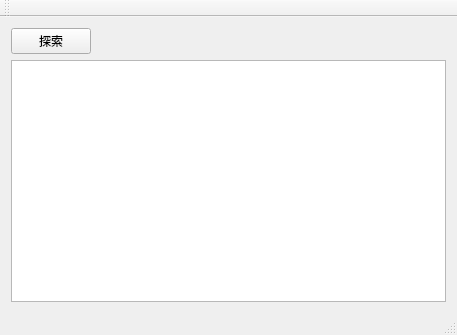
Lilith90s/yys_script, file yys_script/yys_script.ui: the form before one commit.
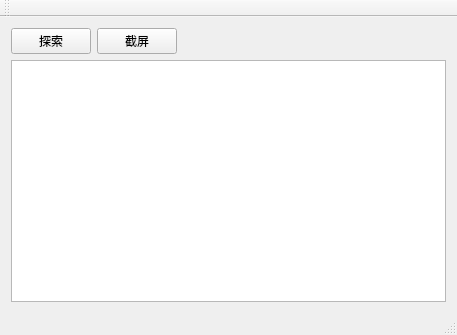
The form after the commit.

```diff
--- a/yys_script/yys_script.ui
+++ b/yys_script/yys_script.ui
@@ -24,6 +24,13 @@
         </property>
        </widget>
       </item>
+      <item>
+       <widget class="QPushButton" name="screenShotsButton">
+        <property name="text">
+         <string>截屏</string>
+        </property>
+       </widget>
+      </item>
       <item>
        <spacer name="horizontalSpacer">
         <property name="orientation">
```
